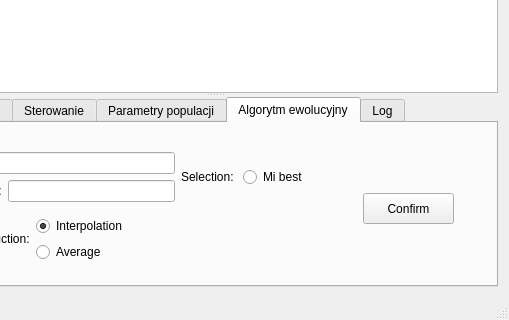
Before: the Qt Designer form src/grid/mainwindow.ui in mon3/ArtificialLife, drawn with Qt 5; both pictures show x 85 to 594 and y 86 to 406 of the 594 by 406 pixel window.
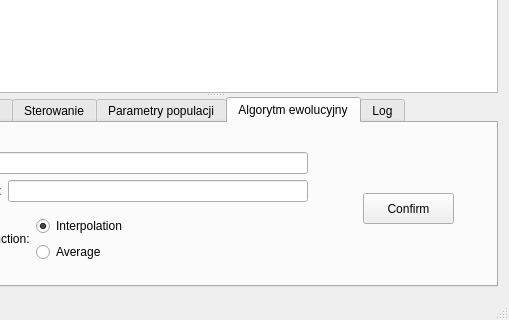
After: the same form once the commit is applied.

```diff
--- a/src/grid/mainwindow.ui
+++ b/src/grid/mainwindow.ui
@@ -220,31 +220,6 @@
             </item>
            </layout>
           </item>
-          <item row="0" column="1">
-           <layout class="QHBoxLayout" name="horizontalLayout_8">
-            <item>
-             <widget class="QLabel" name="label_4">
-              <property name="text">
-               <string>Selection: </string>
-              </property>
-             </widget>
-            </item>
-            <item>
-             <layout class="QVBoxLayout" name="verticalLayout_3">
-              <item>
-               <widget class="QRadioButton" name="MiBestSelection">
-                <property name="text">
-                 <string>Mi best</string>
-                </property>
-                <attribute name="buttonGroup">
-                 <string notr="true">buttonGroup</string>
-                </attribute>
-               </widget>
-              </item>
-             </layout>
-            </item>
-           </layout>
-          </item>
           <item row="1" column="0">
            <layout class="QHBoxLayout" name="horizontalLayout_7">
             <item>
```
Left out of the diff: 4 changed lines with no effect on the pictures.
